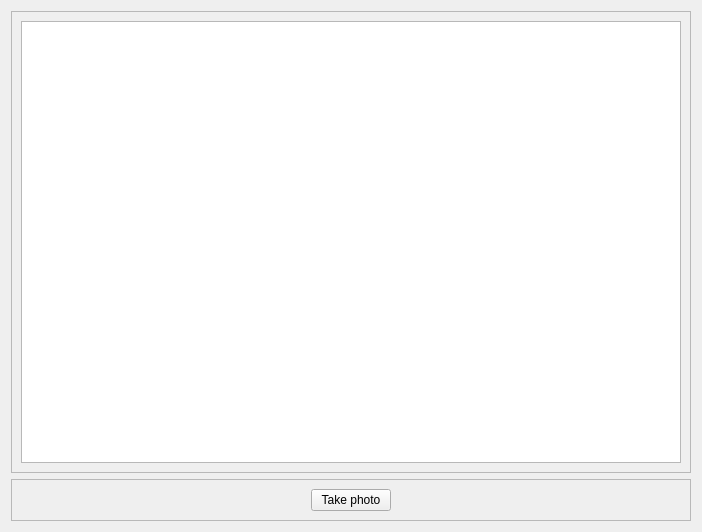
vinzenzuhr/portrait_generator, file view_camera.ui: the form before one commit.
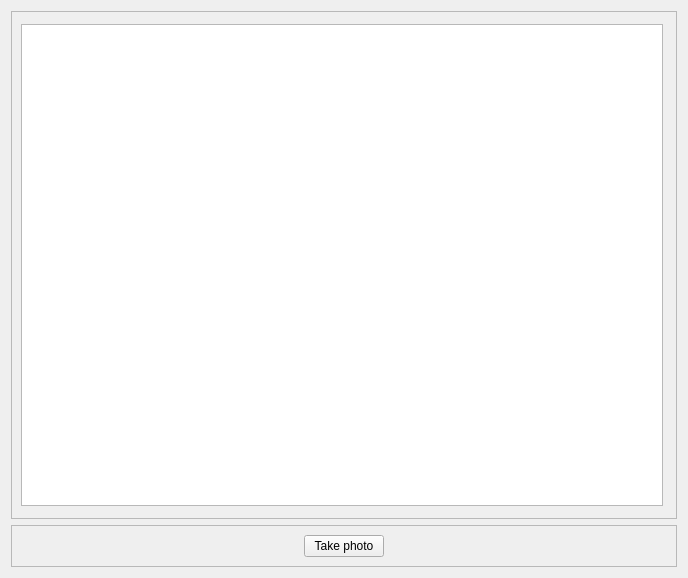
The form after the commit.

Commit message: finish view and controller camera

Diff of the .ui file:
```diff
--- a/view_camera.ui
+++ b/view_camera.ui
@@ -6,10 +6,47 @@
    <rect>
     <x>0</x>
     <y>0</y>
-    <width>702</width>
-    <height>532</height>
+    <width>688</width>
+    <height>578</height>
    </rect>
   </property>
+  <property name="palette">
+   <palette>
+    <active>
+     <colorrole role="LinkVisited">
+      <brush brushstyle="SolidPattern">
+       <color alpha="255">
+        <red>85</red>
+        <green>0</green>
+        <blue>255</blue>
+       </color>
+      </brush>
+     </colorrole>
+    </active>
+    <inactive>
+     <colorrole role="LinkVisited">
+      <brush brushstyle="SolidPattern">
+       <color alpha="255">
+        <red>255</red>
+        <green>0</green>
+        <blue>255</blue>
+       </color>
+      </brush>
+     </colorrole>
+    </inactive>
+    <disabled>
+     <colorrole role="LinkVisited">
+      <brush brushstyle="SolidPattern">
+       <color alpha="255">
+        <red>255</red>
+        <green>0</green>
+        <blue>255</blue>
+       </color>
+      </brush>
+     </colorrole>
+    </disabled>
+   </palette>
+  </property>
   <property name="windowTitle">
    <string>Form</string>
   </property>
@@ -24,7 +61,20 @@
      </property>
      <layout class="QVBoxLayout" name="verticalLayout_3">
       <item>
-       <widget class="QGraphicsView" name="graphics_view"/>
+       <widget class="QGraphicsView" name="graphics_view">
+        <property name="minimumSize">
+         <size>
+          <width>642</width>
+          <height>482</height>
+         </size>
+        </property>
+        <property name="maximumSize">
+         <size>
+          <width>642</width>
+          <height>482</height>
+         </size>
+        </property>
+       </widget>
       </item>
      </layout>
     </widget>
```
The commit also changes 5 other files.
